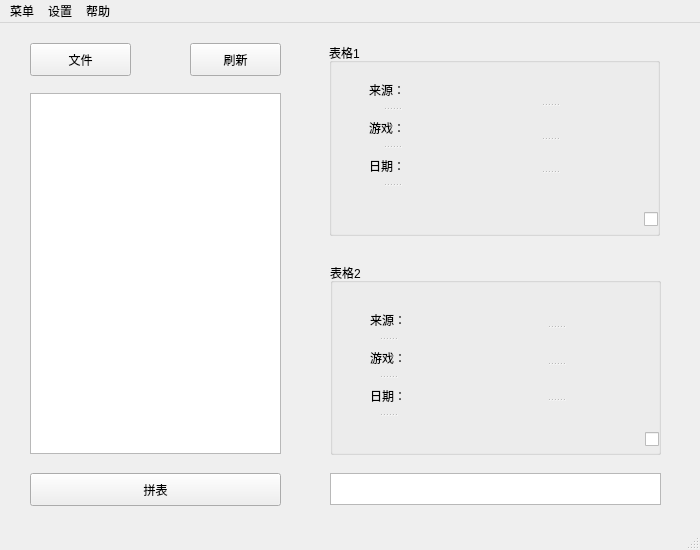
Old version of the form PinB.ui in the repository cash2one/PinBwithGUI_2.0.
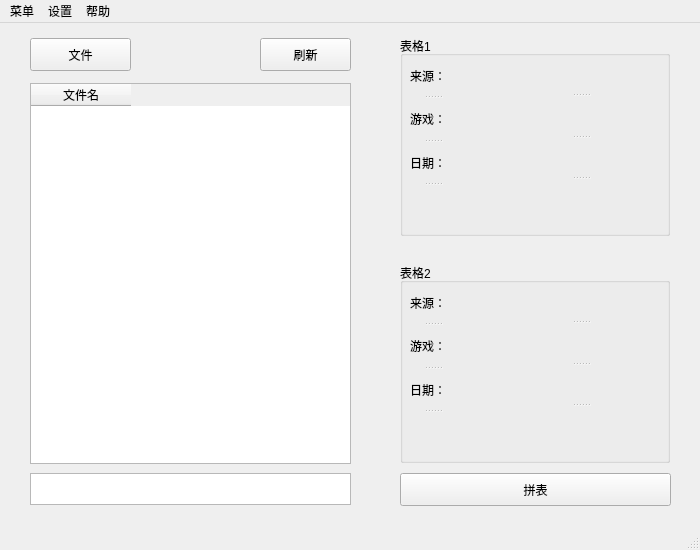
New version of the form. Icons and pictures are not drawn.

Patch:
```diff
--- a/PinB.ui
+++ b/PinB.ui
@@ -43,7 +43,7 @@
     <property name="geometry">
      <rect>
       <x>30</x>
-      <y>20</y>
+      <y>15</y>
       <width>101</width>
       <height>33</height>
      </rect>
@@ -67,9 +67,9 @@
    <widget class="QPlainTextEdit" name="plainTextEdit">
     <property name="geometry">
      <rect>
-      <x>330</x>
+      <x>30</x>
       <y>450</y>
-      <width>331</width>
+      <width>321</width>
       <height>32</height>
      </rect>
     </property>
@@ -83,9 +83,9 @@
    <widget class="QPushButton" name="pushButton_action">
     <property name="geometry">
      <rect>
-      <x>30</x>
+      <x>400</x>
       <y>450</y>
-      <width>251</width>
+      <width>271</width>
       <height>33</height>
      </rect>
     </property>
@@ -102,8 +102,8 @@
    <widget class="QPushButton" name="pushButton_fresh">
     <property name="geometry">
      <rect>
-      <x>190</x>
-      <y>20</y>
+      <x>260</x>
+      <y>15</y>
       <width>91</width>
       <height>33</height>
      </rect>
@@ -121,10 +121,10 @@
    <widget class="QGroupBox" name="groupBox">
     <property name="geometry">
      <rect>
-      <x>329</x>
-      <y>20</y>
-      <width>331</width>
-      <height>193</height>
+      <x>400</x>
+      <y>13</y>
+      <width>270</width>
+      <height>200</height>
      </rect>
     </property>
     <property name="sizePolicy">
@@ -152,10 +152,10 @@
     <widget class="QSplitter" name="splitter_2">
      <property name="geometry">
       <rect>
-       <x>150</x>
-       <y>30</y>
-       <width>141</width>
-       <height>131</height>
+       <x>100</x>
+       <y>20</y>
+       <width>161</width>
+       <height>161</height>
       </rect>
      </property>
      <property name="orientation">
@@ -185,10 +185,10 @@
     <widget class="QSplitter" name="splitter">
      <property name="geometry">
       <rect>
-       <x>40</x>
-       <y>30</y>
+       <x>10</x>
+       <y>20</y>
        <width>45</width>
-       <height>141</height>
+       <height>161</height>
       </rect>
      </property>
      <property name="orientation">
@@ -222,10 +222,10 @@
    <widget class="QGroupBox" name="groupBox_2">
     <property name="geometry">
      <rect>
-      <x>330</x>
+      <x>400</x>
       <y>240</y>
-      <width>331</width>
-      <height>192</height>
+      <width>270</width>
+      <height>200</height>
      </rect>
     </property>
     <property name="sizePolicy">
@@ -253,10 +253,10 @@
     <widget class="QSplitter" name="splitter_3">
      <property name="geometry">
       <rect>
-       <x>40</x>
-       <y>40</y>
-       <width>36</width>
-       <height>141</height>
+       <x>10</x>
+       <y>20</y>
+       <width>45</width>
+       <height>161</height>
       </rect>
      </property>
      <property name="orientation">
@@ -286,10 +286,10 @@
     <widget class="QSplitter" name="splitter_4">
      <property name="geometry">
       <rect>
-       <x>150</x>
-       <y>30</y>
-       <width>151</width>
-       <height>141</height>
+       <x>100</x>
+       <y>20</y>
+       <width>161</width>
+       <height>161</height>
       </rect>
      </property>
      <property name="orientation">
@@ -317,15 +317,32 @@
      </widget>
     </widget>
    </widget>
-   <widget class="QTableView" name="tableView">
+   <widget class="QTableWidget" name="tableWidget">
     <property name="geometry">
      <rect>
       <x>30</x>
-      <y>70</y>
-      <width>251</width>
-      <height>361</height>
+      <y>60</y>
+      <width>321</width>
+      <height>381</height>
      </rect>
     </property>
+    <property name="contextMenuPolicy">
+     <enum>Qt::CustomContextMenu</enum>
+    </property>
+    <property name="showGrid">
+     <bool>false</bool>
+    </property>
+    <property name="columnCount">
+     <number>1</number>
+    </property>
+    <attribute name="verticalHeaderVisible">
+     <bool>false</bool>
+    </attribute>
+    <column>
+     <property name="text">
+      <string>文件名</string>
+     </property>
+    </column>
    </widget>
   </widget>
   <widget class="QMenuBar" name="menubar">
```
Left out of the diff: 4 changed lines with no effect on the pictures.
